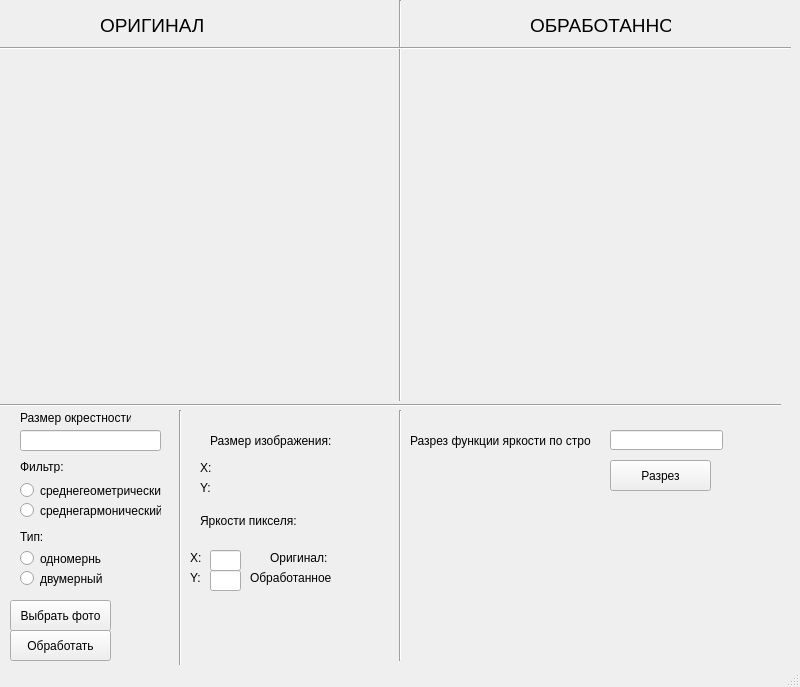
Above: untitled.ui from johuex/filter_image before the change. Below: the same form after it.
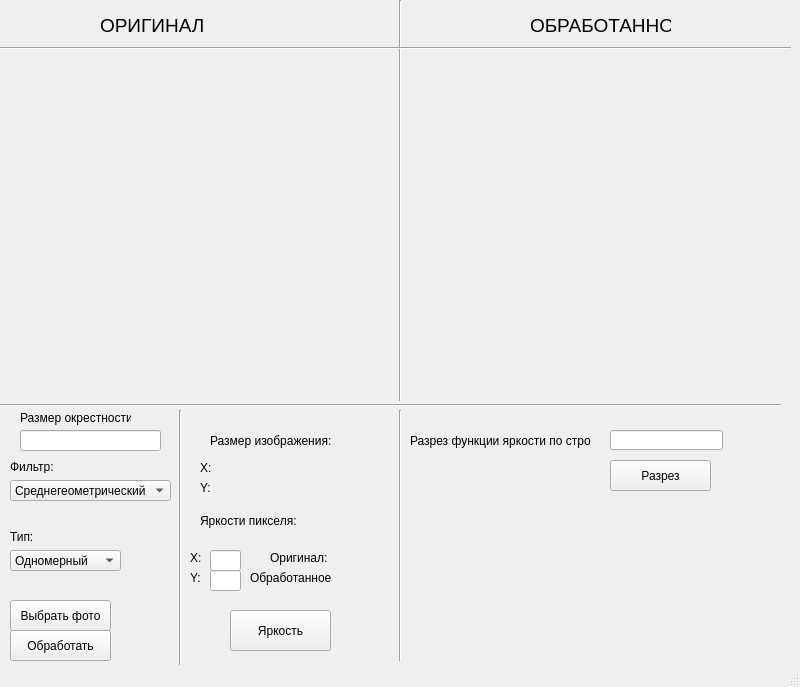
That is the form after the change.

Commit message: realized 1D, 2D geometry filter, plots, brightness

Patch:
```diff
--- a/untitled.ui
+++ b/untitled.ui
@@ -20,32 +20,6 @@
    <string>MainWindow</string>
   </property>
   <widget class="QWidget" name="centralwidget">
-   <widget class="QRadioButton" name="radioButton">
-    <property name="geometry">
-     <rect>
-      <x>20</x>
-      <y>550</y>
-      <width>81</width>
-      <height>17</height>
-     </rect>
-    </property>
-    <property name="text">
-     <string>одномерный</string>
-    </property>
-   </widget>
-   <widget class="QRadioButton" name="radioButton_2">
-    <property name="geometry">
-     <rect>
-      <x>20</x>
-      <y>570</y>
-      <width>82</width>
-      <height>17</height>
-     </rect>
-    </property>
-    <property name="text">
-     <string>двумерный</string>
-    </property>
-   </widget>
    <widget class="QLabel" name="label">
     <property name="geometry">
      <rect>
@@ -118,32 +92,6 @@
      <enum>Qt::Horizontal</enum>
     </property>
    </widget>
-   <widget class="QLabel" name="label_4">
-    <property name="geometry">
-     <rect>
-      <x>20</x>
-      <y>530</y>
-      <width>47</width>
-      <height>13</height>
-     </rect>
-    </property>
-    <property name="text">
-     <string>Тип:</string>
-    </property>
-   </widget>
-   <widget class="QLabel" name="label_5">
-    <property name="geometry">
-     <rect>
-      <x>20</x>
-      <y>460</y>
-      <width>47</width>
-      <height>13</height>
-     </rect>
-    </property>
-    <property name="text">
-     <string>Фильтр:</string>
-    </property>
-   </widget>
    <widget class="Line" name="line_2">
     <property name="geometry">
      <rect>
@@ -170,32 +118,6 @@
      <enum>Qt::Horizontal</enum>
     </property>
    </widget>
-   <widget class="QRadioButton" name="radioButton_3">
-    <property name="geometry">
-     <rect>
-      <x>20</x>
-      <y>480</y>
-      <width>141</width>
-      <height>21</height>
-     </rect>
-    </property>
-    <property name="text">
-     <string>среднегеометрический</string>
-    </property>
-   </widget>
-   <widget class="QRadioButton" name="radioButton_4">
-    <property name="geometry">
-     <rect>
-      <x>20</x>
-      <y>500</y>
-      <width>141</width>
-      <height>21</height>
-     </rect>
-    </property>
-    <property name="text">
-     <string>среднегармонический</string>
-    </property>
-   </widget>
    <widget class="QPushButton" name="pushButton">
     <property name="geometry">
      <rect>
@@ -486,6 +408,85 @@
      </rect>
     </property>
    </widget>
+   <widget class="QPushButton" name="pushButton_4">
+    <property name="geometry">
+     <rect>
+      <x>230</x>
+      <y>610</y>
+      <width>101</width>
+      <height>41</height>
+     </rect>
+    </property>
+    <property name="text">
+     <string>Яркость</string>
+    </property>
+   </widget>
+   <widget class="QComboBox" name="comboBox">
+    <property name="geometry">
+     <rect>
+      <x>10</x>
+      <y>480</y>
+      <width>161</width>
+      <height>21</height>
+     </rect>
+    </property>
+    <item>
+     <property name="text">
+      <string>Среднегеометрический</string>
+     </property>
+    </item>
+    <item>
+     <property name="text">
+      <string>Среднегармонический</string>
+     </property>
+    </item>
+   </widget>
+   <widget class="QComboBox" name="comboBox_2">
+    <property name="geometry">
+     <rect>
+      <x>10</x>
+      <y>550</y>
+      <width>111</width>
+      <height>21</height>
+     </rect>
+    </property>
+    <item>
+     <property name="text">
+      <string>Одномерный</string>
+     </property>
+    </item>
+    <item>
+     <property name="text">
+      <string>Двумерный</string>
+     </property>
+    </item>
+   </widget>
+   <widget class="QLabel" name="label_4">
+    <property name="geometry">
+     <rect>
+      <x>10</x>
+      <y>460</y>
+      <width>47</width>
+      <height>13</height>
+     </rect>
+    </property>
+    <property name="text">
+     <string>Фильтр:</string>
+    </property>
+   </widget>
+   <widget class="QLabel" name="label_5">
+    <property name="geometry">
+     <rect>
+      <x>10</x>
+      <y>530</y>
+      <width>47</width>
+      <height>13</height>
+     </rect>
+    </property>
+    <property name="text">
+     <string>Тип:</string>
+    </property>
+   </widget>
   </widget>
   <widget class="QStatusBar" name="statusbar"/>
  </widget>
```
The commit also changes 2 other files.
